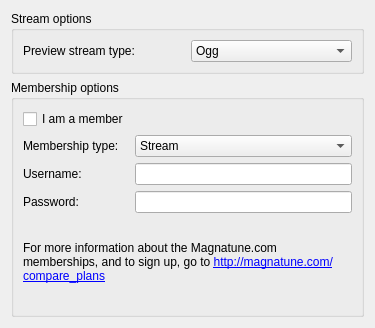
Old version of the form src/browsers/servicebrowser/magnatunestore/MagnatuneConfigWidget.ui in the repository KDE/amarok.
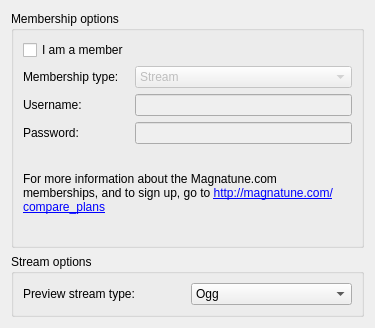
New version of the form.

Commit message: Magnatune Config dialog improvements:  - Login options topmost  - More descriptive mp3 quality stream options  - Update enabled/disabled state of login information if the user changes member checkbox

Patch:
```diff
--- a/src/browsers/servicebrowser/magnatunestore/MagnatuneConfigWidget.ui
+++ b/src/browsers/servicebrowser/magnatunestore/MagnatuneConfigWidget.ui
@@ -10,47 +10,6 @@
    </rect>
   </property>
   <layout class="QGridLayout" >
-   <item row="0" column="0" >
-    <widget class="QGroupBox" name="groupBox_2" >
-     <property name="sizePolicy" >
-      <sizepolicy vsizetype="Fixed" hsizetype="Preferred" >
-       <horstretch>0</horstretch>
-       <verstretch>0</verstretch>
-      </sizepolicy>
-     </property>
-     <property name="title" >
-      <string>Stream options</string>
-     </property>
-     <layout class="QGridLayout" >
-      <item row="0" column="0" >
-       <widget class="QLabel" name="label_5" >
-        <property name="text" >
-         <string>Preview stream type:</string>
-        </property>
-       </widget>
-      </item>
-      <item row="0" column="1" >
-       <widget class="QComboBox" name="streamTypeComboBox" >
-        <item>
-         <property name="text" >
-          <string>Ogg</string>
-         </property>
-        </item>
-        <item>
-         <property name="text" >
-          <string>Mp3</string>
-         </property>
-        </item>
-        <item>
-         <property name="text" >
-          <string>Lofi mp3</string>
-         </property>
-        </item>
-       </widget>
-      </item>
-     </layout>
-    </widget>
-   </item>
    <item row="1" column="0" >
     <widget class="QGroupBox" name="groupBox" >
      <property name="title" >
@@ -86,6 +45,9 @@
       </item>
       <item row="1" column="1" >
        <widget class="QComboBox" name="typeComboBox" >
+        <property name="enabled" >
+         <bool>false</bool>
+        </property>
         <item>
          <property name="text" >
           <string>Stream</string>
@@ -106,7 +68,11 @@
        </widget>
       </item>
       <item row="2" column="1" >
-       <widget class="QLineEdit" name="usernameEdit" />
+       <widget class="QLineEdit" name="usernameEdit" >
+        <property name="enabled" >
+         <bool>false</bool>
+        </property>
+       </widget>
       </item>
       <item row="3" column="0" >
        <widget class="QLabel" name="label_3" >
@@ -116,7 +82,11 @@
        </widget>
       </item>
       <item row="3" column="1" >
-       <widget class="QLineEdit" name="passwordEdit" />
+       <widget class="QLineEdit" name="passwordEdit" >
+        <property name="enabled" >
+         <bool>false</bool>
+        </property>
+       </widget>
       </item>
       <item row="4" column="0" colspan="2" >
        <widget class="QLabel" name="label_4" >
@@ -137,6 +107,47 @@
      </layout>
     </widget>
    </item>
+   <item row="2" column="0" >
+    <widget class="QGroupBox" name="groupBox_2" >
+     <property name="sizePolicy" >
+      <sizepolicy vsizetype="Fixed" hsizetype="Preferred" >
+       <horstretch>0</horstretch>
+       <verstretch>0</verstretch>
+      </sizepolicy>
+     </property>
+     <property name="title" >
+      <string>Stream options</string>
+     </property>
+     <layout class="QGridLayout" >
+      <item row="0" column="0" >
+       <widget class="QLabel" name="label_5" >
+        <property name="text" >
+         <string>Preview stream type:</string>
+        </property>
+       </widget>
+      </item>
+      <item row="0" column="1" >
+       <widget class="QComboBox" name="streamTypeComboBox" >
+        <item>
+         <property name="text" >
+          <string>Ogg</string>
+         </property>
+        </item>
+        <item>
+         <property name="text" >
+          <string>High Quality Mp3</string>
+         </property>
+        </item>
+        <item>
+         <property name="text" >
+          <string>Low Quality Mp3</string>
+         </property>
+        </item>
+       </widget>
+      </item>
+     </layout>
+    </widget>
+   </item>
   </layout>
  </widget>
  <resources/>
```
Left out of the diff: 53 changed lines with no effect on the pictures.
